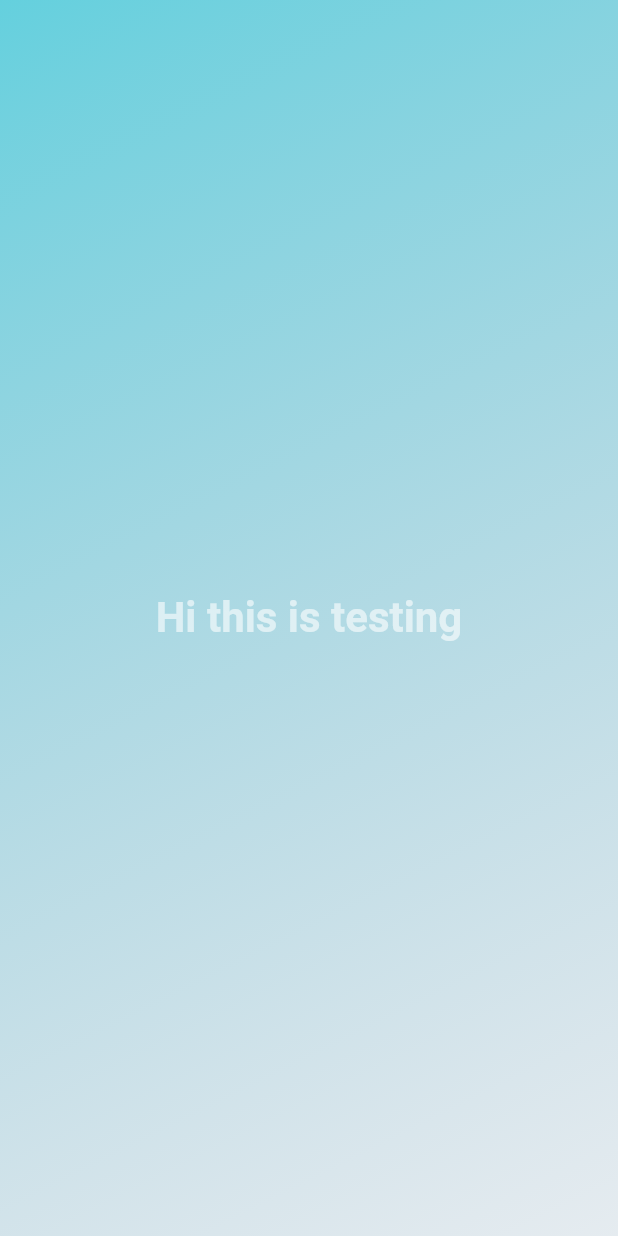
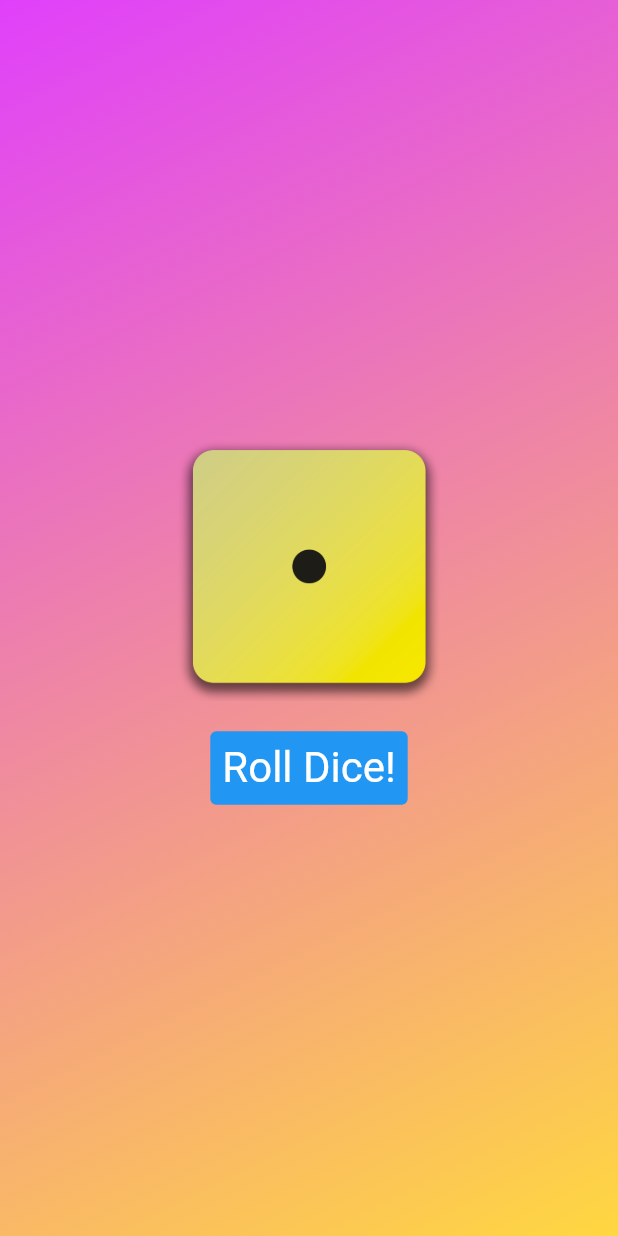
Before and after one commit to Athiqul/dice_flutter, a Flutter app: the screen it shows after launch, on a phone screen of 412 x 824 dp. Run offline on Flutter 3.47's test engine with Material 2 defaults, Android fonts, the phone set to English and light mode, and no system bars.

Commit message:
Working with Column and textbutton widget

```diff
--- /dev/null
+++ b/lib/container_widget.dart
@@ -0,0 +1,51 @@
+import 'package:flutter/material.dart';
+
+const topAlign = Alignment.topLeft;
+const bottomAlign = Alignment.bottomRight;
+
+class CustomWidget extends StatelessWidget {
+  const CustomWidget(
+    this.colors, {
+    super.key,
+  });
+  CustomWidget.purple({super.key})
+      : colors = [Colors.purpleAccent, Colors.amberAccent];
+
+  final List<Color> colors;
+
+  void rollDice() {
+    //On press function
+  }
+  @override
+  Widget build(context) {
+    return Container(
+      decoration: BoxDecoration(
+        gradient:
+            LinearGradient(begin: topAlign, end: bottomAlign, colors: colors),
+      ),
+      child: Center(
+          child: Column(
+        mainAxisSize: MainAxisSize.min,
+        children: [
+          Image.asset(
+            'assets/images/dice-1.png',
+            width: 180,
+          ),
+          const SizedBox(
+            height: 20,
+          ),
+          TextButton(
+              onPressed: rollDice,
+              style: TextButton.styleFrom(
+                  // padding: const EdgeInsets.only(top: 20),
+                  backgroundColor: Colors.blue,
+                  textStyle: const TextStyle(fontSize: 28)),
+              child: const Text(
+                'Roll Dice!',
+                style: TextStyle(color: Colors.white),
+              ))
+        ],
+      )),
+    );
+  }
+}
--- a/lib/main.dart
+++ b/lib/main.dart
@@ -1,36 +1,11 @@
 import 'package:flutter/material.dart';
 
+import 'package:first_app/container_widget.dart';
+
 void main() {
-  runApp(const MaterialApp(
+  runApp(MaterialApp(
     home: Scaffold(
-      body: CustomWidget(),
+      body: CustomWidget.purple(),
     ),
   ));
 }
-
-//CREATE custome widget
-class CustomWidget extends StatelessWidget {
-  const CustomWidget({super.key, title});
-
-  @override
-  Widget build(context) {
-    return Container(
-      decoration: const BoxDecoration(
-        gradient: LinearGradient(
-            begin: Alignment.topLeft,
-            end: Alignment.bottomRight,
-            colors: [
-              Color.fromARGB(167, 21, 186, 207),
-              Color.fromARGB(38, 110, 153, 182)
-            ]),
-      ),
-      child: const Center(
-        child: Text(
-          'Hi this is testing',
-          style: TextStyle(
-              fontSize: 28, color: Colors.white60, fontWeight: FontWeight.bold),
-        ),
-      ),
-    );
-  }
-}
--- /dev/null
+++ b/lib/text_widget.dart
@@ -0,0 +1,18 @@
+import 'package:flutter/material.dart';
+
+class TextTitle extends StatelessWidget {
+  const TextTitle(this.title, this.fontSize, this.color, {super.key});
+  final String title;
+  final double fontSize;
+  final Color color;
+  @override
+  Widget build(context) {
+    return Center(
+      child: Text(
+        title,
+        style: TextStyle(
+            fontSize: fontSize, fontWeight: FontWeight.bold, color: color),
+      ),
+    );
+  }
+}
```
Also changed, not shown: pubspec.yaml (+7 -3 lines), assets/images/dice-1.png (added), assets/images/dice-2.png (added), assets/images/dice-3.png (added), assets/images/dice-4.png (added), assets/images/dice-5.png (added), assets/images/dice-6.png (added).
